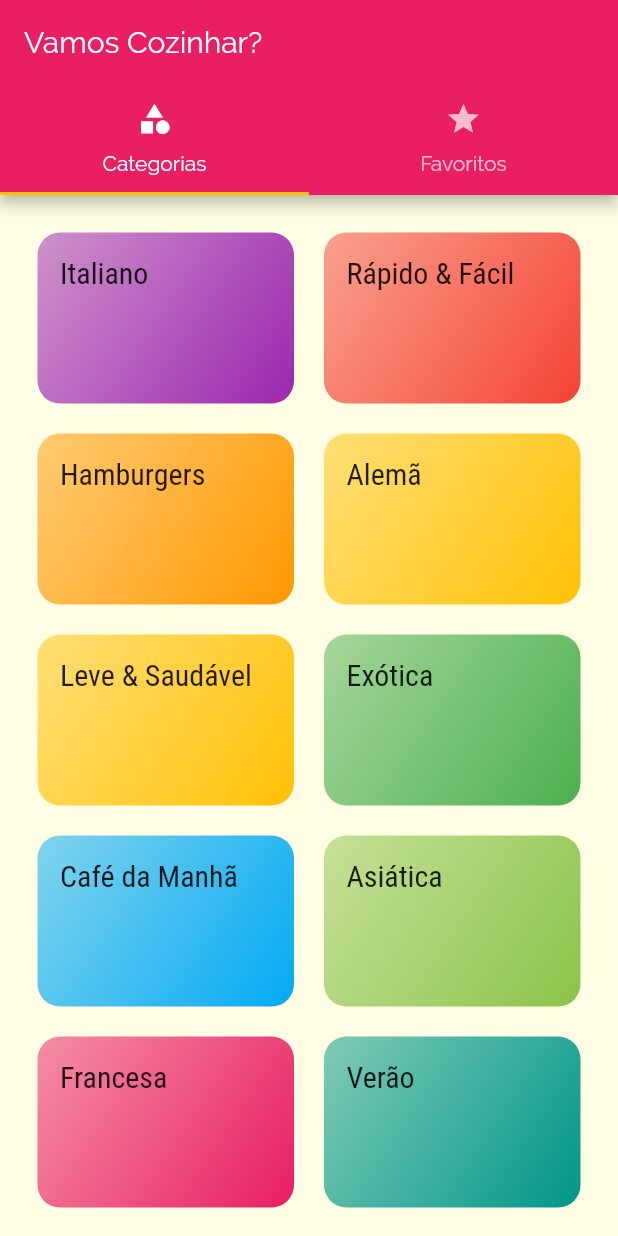
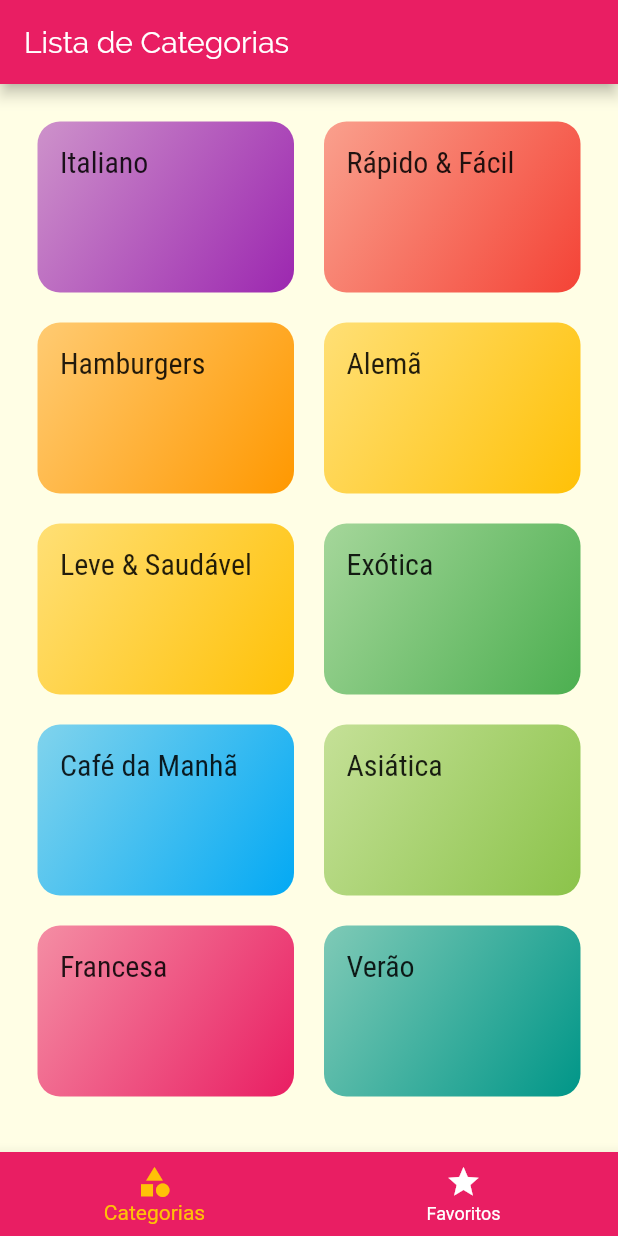
Before and after one commit to rcoproc/flutter_screens, a Flutter app: the screen it shows after launch, on a phone screen of 412 x 824 dp. Run offline on Flutter 3.47's test engine with Material 2 defaults, Android fonts, the phone set to English and light mode, and no system bars.

```diff
--- a/lib/screens/tabs_screen.dart
+++ b/lib/screens/tabs_screen.dart
@@ -2,32 +2,77 @@
 import 'categories_screen.dart';
 import 'favorite_screen.dart';
 
-class TabsScreen extends StatelessWidget {
+class TabsScreen extends StatefulWidget {
+  @override
+  _TabsScreenState createState() => _TabsScreenState();
+}
+
+class _TabsScreenState extends State<TabsScreen> {
+  int _selectedScreenIndex = 0;
+  final List<Map<String, Object>> _screens = [
+    {'title': 'Lista de Categorias', 'screen': CategoriesScreen()},
+    {'title': 'Meus Favoritos', 'screen': FavoriteScreen()},
+  ];
+
+  _selectScreen(int index) {
+    setState(() {
+      _selectedScreenIndex = index;
+    });
+  }
+
   @override
   Widget build(BuildContext context) {
-    return DefaultTabController(
-      length: 2,
-      // initialIndex: 1,
-      child: Scaffold(
-        appBar: AppBar(
-          title: Text('Vamos Cozinhar?'),
-          bottom: TabBar(
-            tabs: [
-              Tab(
-                icon: const Icon(Icons.category),
-                text: 'Categorias',
-              ),
-              Tab(
-                icon: Icon(Icons.star),
-                text: 'Favoritos',
-              ),
-            ],
+    // return DefaultTabController(
+    //   length: 2,
+    //   // initialIndex: 1,
+    //   child: Scaffold(
+    //     appBar: AppBar(
+    //       title: Text('Vamos Cozinhar?'),
+    //       bottom: TabBar(
+    //         tabs: [
+    //           Tab(
+    //             icon: const Icon(Icons.category),
+    //             text: 'Categorias',
+    //           ),
+    //           Tab(
+    //             icon: Icon(Icons.star),
+    //             text: 'Favoritos',
+    //           ),
+    //         ],
+    //       ),
+    //     ),
+    //     body: TabBarView(children: <Widget>[
+    //       CategoriesScreen(),
+    //       FavoriteScreen(),
+    //     ],)
+    //   ),
+    // );
+    return Scaffold(
+      appBar: AppBar(
+        title: Text(
+          _screens[_selectedScreenIndex]['title'],
+        ),
+      ),
+      body: _screens[_selectedScreenIndex]['screen'],
+      bottomNavigationBar: BottomNavigationBar(
+        onTap: _selectScreen,
+        backgroundColor: Theme.of(context).primaryColor,
+        unselectedItemColor: Colors.white,
+        selectedItemColor: Theme.of(context).accentColor,
+        currentIndex: _selectedScreenIndex,
+        //type: BottomNavigationBarType.shifting,
+        items: [
+          BottomNavigationBarItem(
+            //backgroundColor: Theme.of(context).primaryColor,
+            icon: Icon(Icons.category),
+            title: Text('Categorias'),
           ),
-        ),
-        body: TabBarView(children: <Widget>[
-          CategoriesScreen(),
-          FavoriteScreen(),
-        ],)
+          BottomNavigationBarItem(
+            //backgroundColor: Theme.of(context).primaryColor,
+            icon: const Icon(Icons.star),
+            title: Text('Favoritos'),
+          ),
+        ],
       ),
     );
   }
```
